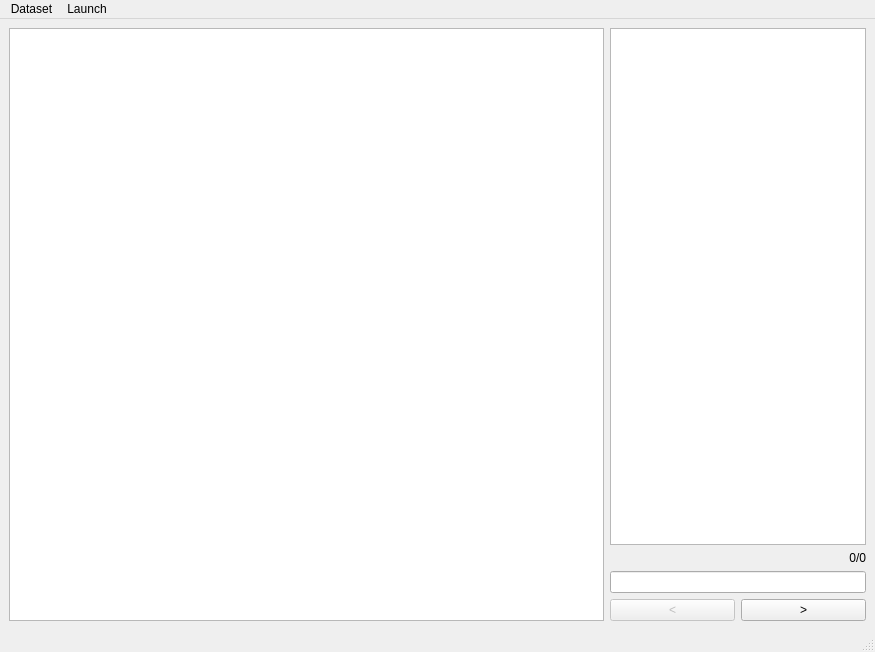
This is gui/mainwindow.ui in HatikDev/AnalyticsTool as Qt 5 draws it before an edit. The edited form follows.
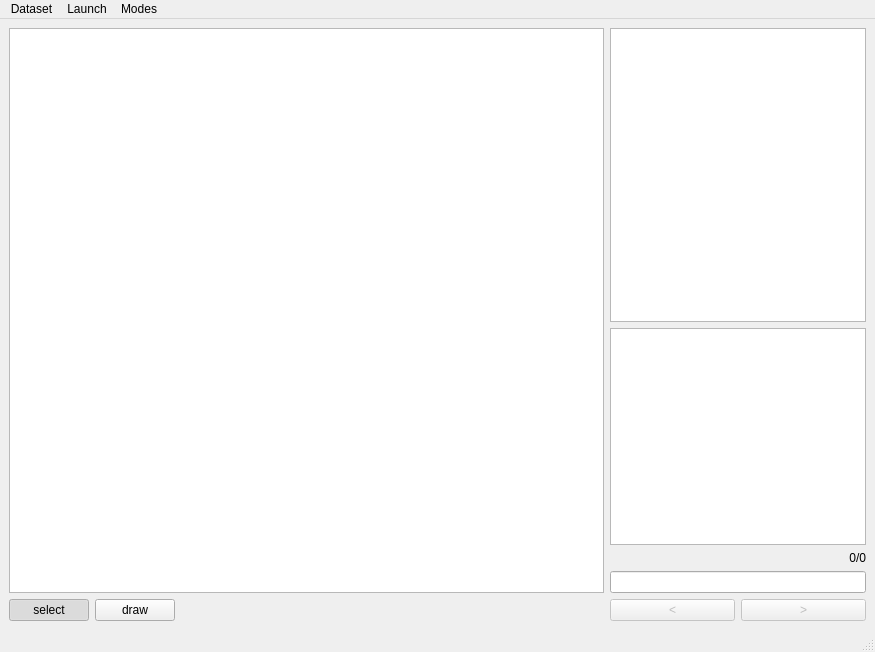
This is the edited form.

Diff of the .ui file:
```diff
--- a/gui/mainwindow.ui
+++ b/gui/mainwindow.ui
@@ -16,10 +16,68 @@
   <widget class="QWidget" name="centralwidget">
    <layout class="QHBoxLayout" name="horizontalLayout_2" stretch="3,0">
     <item>
-     <layout class="QVBoxLayout" name="paintLayout" stretch="0">
+     <layout class="QVBoxLayout" name="paintLayout" stretch="0,0">
       <item>
        <widget class="QGraphicsView" name="mainGraphicsView"/>
       </item>
+      <item>
+       <layout class="QHBoxLayout" name="toolsLayout">
+        <item>
+         <widget class="QPushButton" name="selectModeButton">
+          <property name="focusPolicy">
+           <enum>Qt::StrongFocus</enum>
+          </property>
+          <property name="text">
+           <string>select</string>
+          </property>
+          <property name="checkable">
+           <bool>true</bool>
+          </property>
+          <property name="checked">
+           <bool>true</bool>
+          </property>
+          <property name="autoExclusive">
+           <bool>true</bool>
+          </property>
+         </widget>
+        </item>
+        <item>
+         <widget class="QPushButton" name="drawModeButton">
+          <property name="sizePolicy">
+           <sizepolicy hsizetype="Minimum" vsizetype="Fixed">
+            <horstretch>0</horstretch>
+            <verstretch>0</verstretch>
+           </sizepolicy>
+          </property>
+          <property name="text">
+           <string>draw</string>
+          </property>
+          <property name="checkable">
+           <bool>true</bool>
+          </property>
+          <property name="autoExclusive">
+           <bool>true</bool>
+          </property>
+          <property name="autoDefault">
+           <bool>false</bool>
+          </property>
+         </widget>
+        </item>
+        <item>
+         <spacer name="horizontalSpacer">
+          <property name="orientation">
+           <enum>Qt::Horizontal</enum>
+          </property>
+          <property name="sizeHint" stdset="0">
+           <size>
+            <width>40</width>
+            <height>20</height>
+           </size>
+          </property>
+         </spacer>
+        </item>
+       </layout>
+      </item>
      </layout>
     </item>
     <item>
@@ -32,6 +90,9 @@
       </item>
       <item>
        <layout class="QVBoxLayout" name="controlLayout">
+        <item>
+         <widget class="QListWidget" name="datasetObjectsList"/>
+        </item>
         <item>
          <widget class="QLabel" name="counterLabel">
           <property name="layoutDirection">
@@ -69,6 +130,9 @@
           </item>
           <item>
            <widget class="QPushButton" name="nextButton">
+            <property name="enabled">
+             <bool>false</bool>
+            </property>
             <property name="text">
              <string>&gt;</string>
             </property>
@@ -103,8 +167,16 @@
     </property>
     <addaction name="actionBrowseModel"/>
    </widget>
+   <widget class="QMenu" name="menuModes">
+    <property name="title">
+     <string>Modes</string>
+    </property>
+    <addaction name="actionselect"/>
+    <addaction name="actiondraw"/>
+   </widget>
    <addaction name="menuDataset"/>
    <addaction name="menuLaunch"/>
+   <addaction name="menuModes"/>
   </widget>
   <widget class="QStatusBar" name="statusbar"/>
   <action name="actionLoadDataset">
```
Left out of the diff: 19 changed lines with no effect on the pictures.
